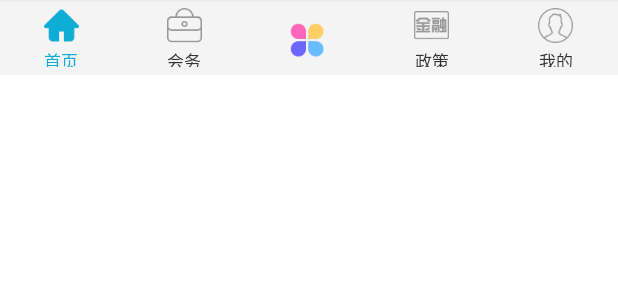
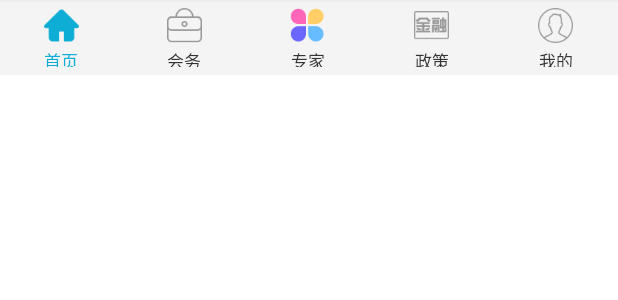
Before and after one commit to Business-master/Business-master, an Android app: the layout layout_main_footer.xml on its own in the app's theme, with its tools: preview values and no code run, on a phone screen of 412 x 824 dp. Shown: the top 300 px of the screen. Run offline under Robolectric (Android 15) with nearby library versions, the phone set to English and light mode, and no system bars.

Commit message:
添加注释 0

```diff
--- a/app/src/main/java/com/bus/business/mvp/ui/activities/MainActivity.java
+++ b/app/src/main/java/com/bus/business/mvp/ui/activities/MainActivity.java
@@ -115,7 +115,7 @@ public class MainActivity extends CheckPermissionsActivity {
                         chageIndex(1);
                         break;
                     case R.id.foot_bar_wan:
-//                        chageIndex(2);//暂时去掉专家的点击事件
+                        chageIndex(2);//暂时去掉专家的点击事件
                         break;
                     case R.id.foot_bar_financial:
                         chageIndex(3);
--- a/app/src/main/java/com/bus/business/mvp/view/DropdownListItemView.java
+++ b/app/src/main/java/com/bus/business/mvp/view/DropdownListItemView.java
@@ -20,6 +20,7 @@ public class DropdownListItemView extends TextView {
         super(context, attrs, defStyleAttr);
     }
 
+    //专家 ---筛选框添加 蓝色√
     public void bind(CharSequence text, boolean checked){
         setText(text);
         if (checked){
--- a/app/src/main/java/com/bus/business/mvp/view/DropdownListView.java
+++ b/app/src/main/java/com/bus/business/mvp/view/DropdownListView.java
@@ -16,6 +16,9 @@ import java.util.List;
 
 import static com.bus.business.mvp.ui.fragment.DropDownFragment.TYPE_NAME;
 
+/**
+ * 专家 -- 筛选框列表
+ */
 public class DropdownListView extends ScrollView {
     public LinearLayout linearLayout;
 
--- a/app/src/main/res/layout/layout_main_footer.xml
+++ b/app/src/main/res/layout/layout_main_footer.xml
@@ -31,18 +31,18 @@
             android:drawableTop="@drawable/widget_bar_im_bg"
             android:text="@string/main_navigation_im" />
 
+        <!--<RadioButton-->
+            <!--android:enabled="false"-->
+            <!--android:layout_marginTop="10dp"-->
+        <!--android:id="@+id/foot_bar_wan"-->
+        <!--style="@style/main_footer_bar_radio"-->
+        <!--android:drawableTop="@drawable/widget_bar_wan_bg"-->
+        <!--android:text="" />-->
         <RadioButton
-            android:enabled="false"
-            android:layout_marginTop="10dp"
         android:id="@+id/foot_bar_wan"
         style="@style/main_footer_bar_radio"
         android:drawableTop="@drawable/widget_bar_wan_bg"
-        android:text="" />
-        <!--<RadioButton-->
-        <!--android:id="@+id/foot_bar_wan"-->
-        <!--style="@style/main_footer_bar_radio"-->
-        <!--android:drawableTop="@drawable/widget_bar_wan_bg"-->
-        <!--android:text="@string/main_navigation_interest" />-->
+        android:text="@string/main_navigation_interest" />
         <!--<RadioButton-->
             <!--android:id="@+id/foot_bar_wan"-->
             <!--style="@style/main_footer_bar_radio"-->
```
